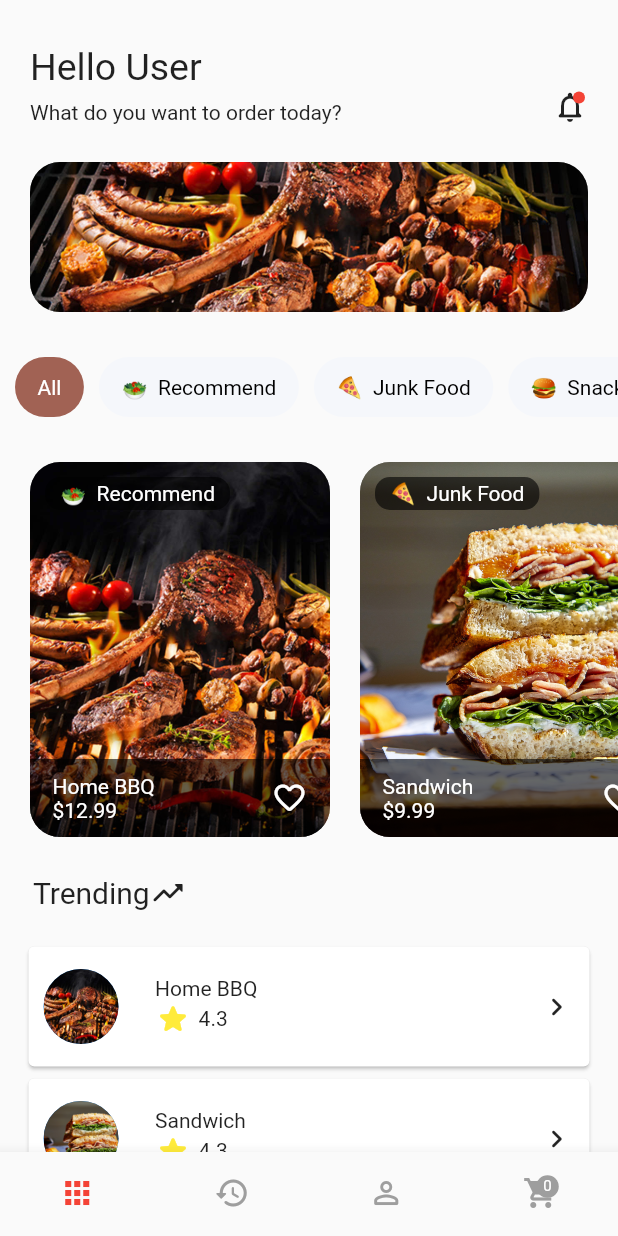
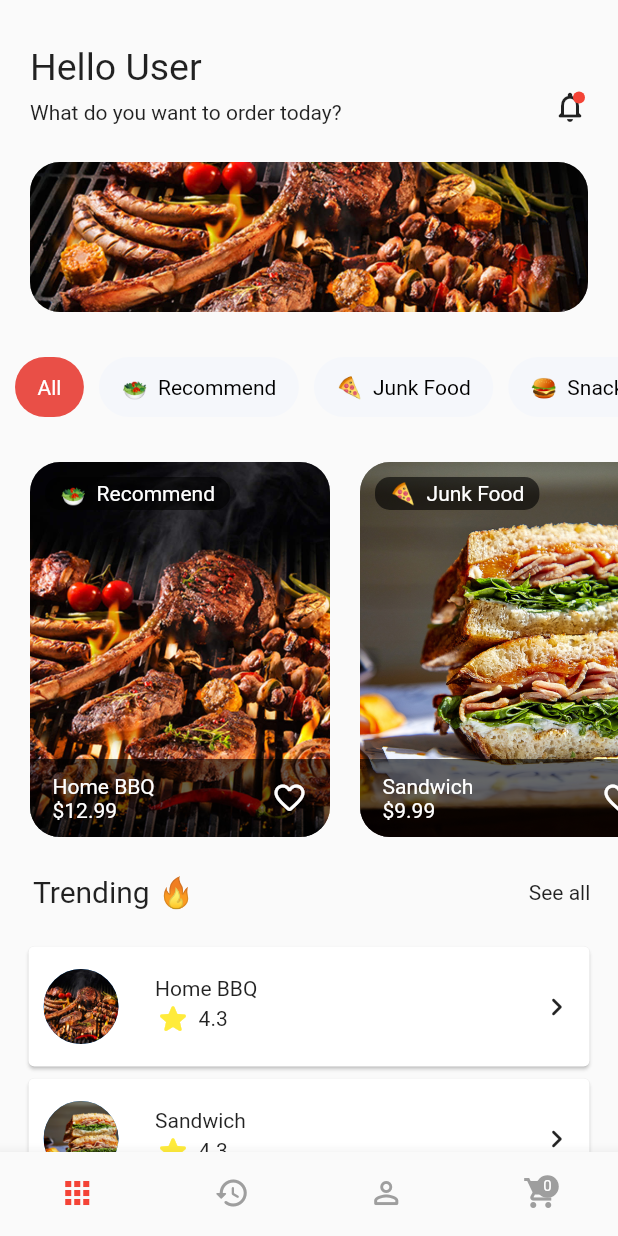
Before and after one commit to thetooaung07/flutter_foodly, a Flutter app: the screen it shows after launch, on a phone screen of 412 x 824 dp. Run offline on Flutter 3.47's test engine with Material 2 defaults, Android fonts, the phone set to English and light mode, and no system bars; our stand-ins replace dotted_border, flutter_svg.

Commit message:
some minor changes

```diff
--- a/lib/pages/navpages/homepage/horizontal_list_menu.dart
+++ b/lib/pages/navpages/homepage/horizontal_list_menu.dart
@@ -57,7 +57,7 @@ class HorizontalListItem extends StatelessWidget {
       child: Container(
         decoration: BoxDecoration(
           color: isSelected!
-              ? Color.fromARGB(179, 123, 33, 13)
+              ? Color.fromARGB(201, 228, 33, 23)
               : const Color.fromRGBO(245, 247, 251, 1),
           // border: Border.all(color: Colors.black),
           borderRadius: BorderRadius.circular(20),
--- a/lib/pages/navpages/homepage/trending_order.dart
+++ b/lib/pages/navpages/homepage/trending_order.dart
@@ -18,17 +18,18 @@ class TrendingOrder extends StatelessWidget {
             Align(
               alignment: Alignment.centerLeft,
               child: Row(
+                mainAxisAlignment: MainAxisAlignment.spaceBetween,
                 children: const [
                   Padding(
                     padding: EdgeInsets.only(left: 7),
                     child: Text(
-                      "Trending",
+                      "Trending 🔥",
                       style: TextStyle(
                         fontSize: 20,
                       ),
                     ),
                   ),
-                  Icon(Icons.trending_up_rounded),
+                  Text("See all "),
                 ],
               ),
             ),
```
